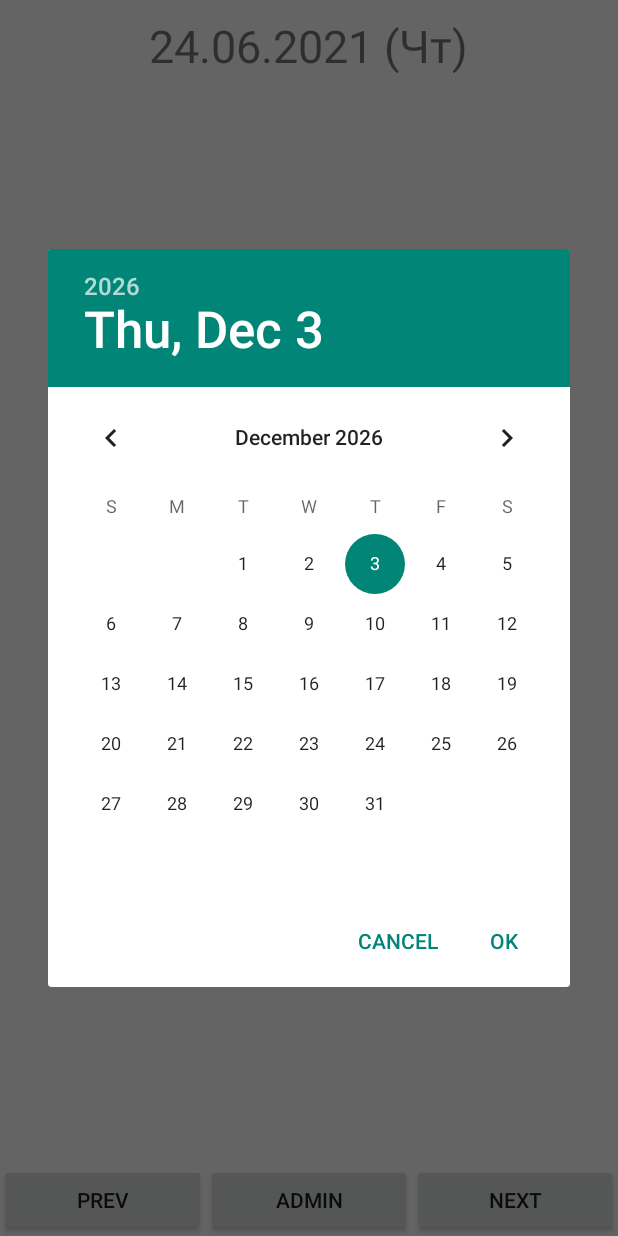
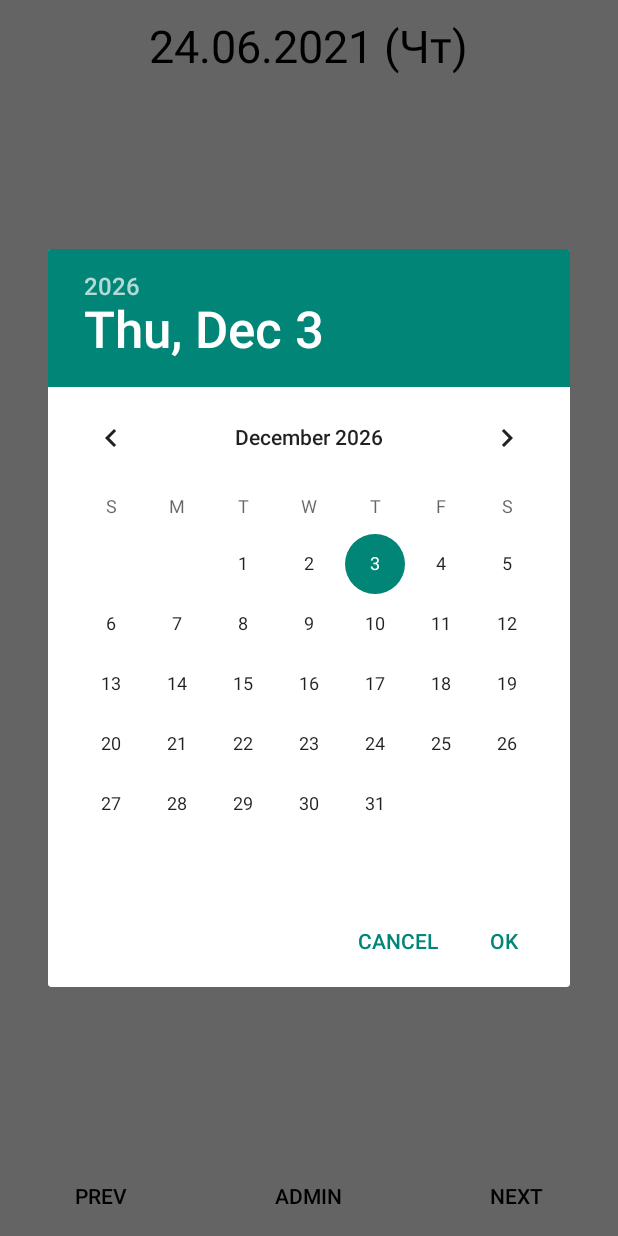
Before and after one commit to EkaterinaKat/KikiOrgMobile, an Android app: the screen it shows after launch (MainActivity), after a tap on an icon or button, on a phone screen of 412 x 824 dp. Run offline under Robolectric (Android 15) with nearby library versions, the phone set to English and light mode, and no system bars; 7 statements that could not run were skipped.

Commit message:
Немного поправила внешний вид

```diff
--- a/app/src/main/res/drawable/afternoon.xml
+++ b/app/src/main/res/drawable/afternoon.xml
@@ -4,6 +4,6 @@
     android:shape="rectangle">
     <solid android:color="#FFF67F" />
     <stroke
-        android:width="1dip"
-        android:color="#000" />
+        android:width="3dip"
+        android:color="#fff" />
 </shape>
--- a/app/src/main/res/drawable/evening.xml
+++ b/app/src/main/res/drawable/evening.xml
@@ -4,6 +4,6 @@
     android:shape="rectangle">
     <solid android:color="#7FD6FF" />
     <stroke
-        android:width="1dip"
-        android:color="#000" />
+        android:width="3dip"
+        android:color="#fff" />
 </shape>
--- a/app/src/main/res/drawable/morning.xml
+++ b/app/src/main/res/drawable/morning.xml
@@ -4,6 +4,6 @@
     android:shape="rectangle">
     <solid android:color="#7FFF81" />
     <stroke
-        android:width="1dip"
-        android:color="#000" />
+        android:width="3dip"
+        android:color="#fff" />
 </shape>
--- a/app/src/main/res/layout/activity_main.xml
+++ b/app/src/main/res/layout/activity_main.xml
@@ -1,6 +1,7 @@
 <?xml version="1.0" encoding="utf-8"?>
 <RelativeLayout xmlns:android="http://schemas.android.com/apk/res/android"
     xmlns:tools="http://schemas.android.com/tools"
+    style="?android:attr/buttonBarStyle"
     android:layout_width="match_parent"
     android:layout_height="match_parent"
     tools:context="com.katyshevtseva.kikiorgmobile.view.MainActivity">
@@ -11,6 +12,7 @@
         android:layout_height="wrap_content"
         android:layout_centerHorizontal="true"
         android:layout_margin="10dp"
+        android:textColor="@color/black"
         android:textSize="30sp" />
 
     <androidx.recyclerview.widget.RecyclerView
@@ -26,24 +28,30 @@
 
         <Button
             android:id="@+id/prev_date_button"
+            style="?android:attr/buttonBarButtonStyle"
             android:layout_width="wrap_content"
             android:layout_height="wrap_content"
             android:layout_weight="1"
-            android:text="prev" />
+            android:text="prev"
+            android:textColor="@color/black" />
 
         <Button
             android:id="@+id/admin_button"
+            style="?android:attr/buttonBarButtonStyle"
             android:layout_width="wrap_content"
             android:layout_height="wrap_content"
             android:layout_weight="1"
-            android:text="Admin" />
+            android:text="Admin"
+            android:textColor="@color/black" />
 
         <Button
             android:id="@+id/next_date_button"
+            style="?android:attr/buttonBarButtonStyle"
             android:layout_width="wrap_content"
             android:layout_height="wrap_content"
             android:layout_weight="1"
-            android:text="next" />
+            android:text="next"
+            android:textColor="@color/black" />
     </LinearLayout>
 
 
--- a/app/src/main/res/layout/main_task_list_item.xml
+++ b/app/src/main/res/layout/main_task_list_item.xml
@@ -28,9 +28,11 @@
 
         <Button
             android:id="@+id/done_button"
+            style="?android:attr/buttonBarButtonStyle"
             android:layout_width="wrap_content"
             android:layout_height="wrap_content"
-            android:text="Done" />
+            android:text="Done"
+            android:textColor="@color/black" />
     </LinearLayout>
 
 </LinearLayout>
--- a/app/src/main/res/values/colors.xml
+++ b/app/src/main/res/values/colors.xml
@@ -4,5 +4,6 @@
     <color name="colorPrimaryDark">#00574B</color>
     <color name="colorAccent">#D81B60</color>
     <color name="black">#000000</color>
+    <color name="white">#fff</color>
     <color name="taskTitleColor">#0000CD</color>
 </resources>
```
